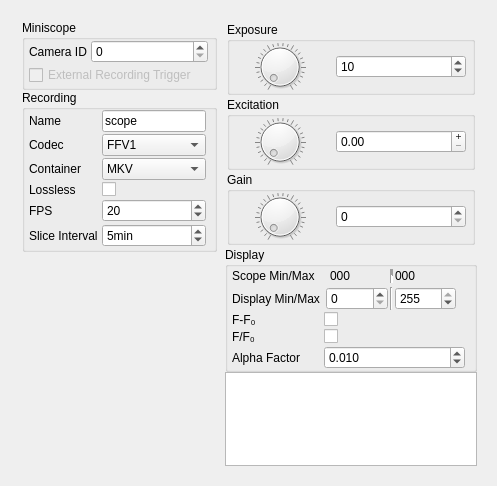
Before: the Qt Designer form src/modules/miniscope/miniscopesettingsdialog.ui in syntalos/syntalos, drawn with Qt 5.
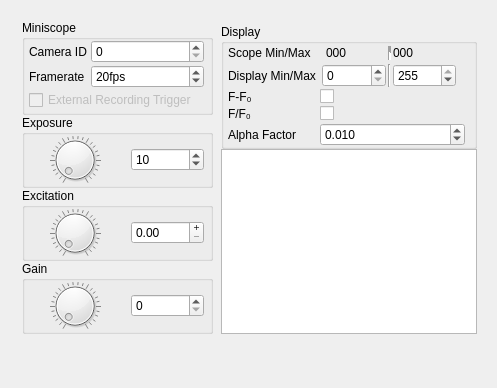
After: the same form once the commit is applied.

Diff of the .ui file:
```diff
--- a/src/modules/miniscope/miniscopesettingsdialog.ui
+++ b/src/modules/miniscope/miniscopesettingsdialog.ui
@@ -7,7 +7,7 @@
     <x>0</x>
     <y>0</y>
     <width>497</width>
-    <height>486</height>
+    <height>388</height>
    </rect>
   </property>
   <property name="windowTitle">
@@ -74,252 +74,38 @@
               <item row="0" column="1">
                <widget class="QSpinBox" name="sbCamId"/>
               </item>
-             </layout>
-            </item>
-            <item>
-             <widget class="QCheckBox" name="cbExtRecTrigger">
-              <property name="enabled">
-               <bool>false</bool>
-              </property>
-              <property name="text">
-               <string>External Recording Trigger</string>
-              </property>
-             </widget>
-            </item>
-           </layout>
-          </widget>
-         </item>
-         <item>
-          <widget class="QGroupBox" name="gbRecording">
-           <property name="title">
-            <string>Recording</string>
-           </property>
-           <layout class="QVBoxLayout" name="verticalLayout_3">
-            <property name="spacing">
-             <number>2</number>
-            </property>
-            <property name="leftMargin">
-             <number>4</number>
-            </property>
-            <property name="topMargin">
-             <number>0</number>
-            </property>
-            <property name="rightMargin">
-             <number>6</number>
-            </property>
-            <property name="bottomMargin">
-             <number>0</number>
-            </property>
-            <item>
-             <layout class="QFormLayout" name="formLayout_2">
-              <property name="horizontalSpacing">
-               <number>4</number>
-              </property>
-              <property name="verticalSpacing">
-               <number>2</number>
-              </property>
-              <property name="rightMargin">
-               <number>2</number>
-              </property>
-              <property name="bottomMargin">
-               <number>2</number>
-              </property>
               <item row="1" column="0">
-               <widget class="QLabel" name="codecLabel">
-                <property name="text">
-                 <string>Codec</string>
-                </property>
-               </widget>
-              </item>
-              <item row="1" column="1">
-               <widget class="QComboBox" name="codecComboBox">
-                <property name="toolTip">
-                 <string>Video codec (FFV1 is recommended for size and speed)</string>
-                </property>
-                <item>
-                 <property name="text">
-                  <string>FFV1</string>
-                 </property>
-                </item>
-                <item>
-                 <property name="text">
-                  <string>AV1</string>
-                 </property>
-                </item>
-                <item>
-                 <property name="text">
-                  <string>VP9</string>
-                 </property>
-                </item>
-                <item>
-                 <property name="text">
-                  <string>H.265</string>
-                 </property>
-                </item>
-                <item>
-                 <property name="text">
-                  <string>MPEG-4</string>
-                 </property>
-                </item>
-                <item>
-                 <property name="text">
-                  <string>None</string>
-                 </property>
-                </item>
-               </widget>
-              </item>
-              <item row="2" column="0">
-               <widget class="QLabel" name="containerLabel">
-                <property name="text">
-                 <string>Container</string>
-                </property>
-               </widget>
-              </item>
-              <item row="2" column="1">
-               <widget class="QComboBox" name="containerComboBox">
-                <property name="toolTip">
-                 <string>Video container format, MKV is recommended</string>
-                </property>
-                <item>
-                 <property name="text">
-                  <string>MKV</string>
-                 </property>
-                </item>
-                <item>
-                 <property name="text">
-                  <string>AVI</string>
-                 </property>
-                </item>
-               </widget>
-              </item>
-              <item row="3" column="0">
-               <widget class="QLabel" name="losslessLabel">
-                <property name="text">
-                 <string>Lossless</string>
-                </property>
-               </widget>
-              </item>
-              <item row="3" column="1">
-               <widget class="QCheckBox" name="losslessCheckBox">
-                <property name="toolTip">
-                 <string>Switch video codec to lossless compression mode, if it supports that</string>
-                </property>
-               </widget>
-              </item>
-              <item row="4" column="0">
                <widget class="QLabel" name="fpsLabel">
                 <property name="text">
-                 <string>FPS</string>
+                 <string>Framerate</string>
                 </property>
                </widget>
               </item>
-              <item row="4" column="1">
+              <item row="1" column="1">
                <widget class="QSpinBox" name="fpsSpinBox">
-                <property name="toolTip">
-                 <string>Frames per second</string>
-                </property>
-                <property name="maximum">
-                 <number>30</number>
-                </property>
-                <property name="value">
-                 <number>20</number>
-                </property>
-               </widget>
-              </item>
-              <item row="5" column="0">
-               <widget class="QLabel" name="sliceIntervalLabel">
-                <property name="text">
-                 <string>Slice Interval</string>
-                </property>
-               </widget>
-              </item>
-              <item row="5" column="1">
-               <widget class="QSpinBox" name="sliceIntervalSpinBox">
-                <property name="toolTip">
-                 <string>The interval in which a new video file should be started. Set to 0 to never create new files.</string>
-                </property>
                 <property name="suffix">
-                 <string>min</string>
-                </property>
-                <property name="maximum">
-                 <number>120</number>
+                 <string>fps</string>
                 </property>
                 <property name="value">
-                 <number>5</number>
+                 <number>20</number>
                 </property>
                </widget>
               </item>
-              <item row="0" column="0">
-               <widget class="QLabel" name="recNameLabel">
-                <property name="text">
-                 <string>Name</string>
-                </property>
-               </widget>
-              </item>
-              <item row="0" column="1">
-               <widget class="QLineEdit" name="recNameLineEdit">
-                <property name="text">
-                 <string>scope</string>
-                </property>
-               </widget>
-              </item>
              </layout>
             </item>
-           </layout>
-          </widget>
-         </item>
          <item>
-          <spacer name="verticalSpacer">
-           <property name="orientation">
-            <enum>Qt::Vertical</enum>
-           </property>
-           <property name="sizeHint" stdset="0">
-            <size>
-             <width>17</width>
-             <height>37</height>
-            </size>
-           </property>
-          </spacer>
+             <widget class="QCheckBox" name="cbExtRecTrigger">
+              <property name="enabled">
+               <bool>false</bool>
+              </property>
+              <property name="text">
+               <string>External Recording Trigger</string>
+              </property>
+             </widget>
          </item>
         </layout>
        </widget>
       </item>
-      <item>
-       <widget class="QWidget" name="widgetB" native="true">
-        <layout class="QVBoxLayout" name="verticalLayout_7">
-         <property name="spacing">
-          <number>0</number>
-         </property>
-         <property name="leftMargin">
-          <number>2</number>
-         </property>
-         <property name="topMargin">
-          <number>0</number>
-         </property>
-         <property name="rightMargin">
-          <number>0</number>
-         </property>
-         <property name="bottomMargin">
-          <number>0</number>
-         </property>
-         <item>
-          <widget class="QWidget" name="containerScopeControls" native="true">
-           <layout class="QVBoxLayout" name="verticalLayout">
-            <property name="spacing">
-             <number>2</number>
-            </property>
-            <property name="leftMargin">
-             <number>2</number>
-            </property>
-            <property name="topMargin">
-             <number>2</number>
-            </property>
-            <property name="rightMargin">
-             <number>2</number>
-            </property>
-            <property name="bottomMargin">
-             <number>2</number>
-            </property>
             <item>
              <widget class="QGroupBox" name="groupBox_2">
               <property name="title">
@@ -491,6 +277,58 @@
               </layout>
              </widget>
             </item>
+         <item>
+          <spacer name="verticalSpacer">
+           <property name="orientation">
+            <enum>Qt::Vertical</enum>
+           </property>
+           <property name="sizeHint" stdset="0">
+            <size>
+             <width>17</width>
+             <height>37</height>
+            </size>
+           </property>
+          </spacer>
+         </item>
+        </layout>
+       </widget>
+      </item>
+      <item>
+       <widget class="QWidget" name="widgetB" native="true">
+        <layout class="QVBoxLayout" name="verticalLayout_7">
+         <property name="spacing">
+          <number>0</number>
+         </property>
+         <property name="leftMargin">
+          <number>2</number>
+         </property>
+         <property name="topMargin">
+          <number>0</number>
+         </property>
+         <property name="rightMargin">
+          <number>0</number>
+         </property>
+         <property name="bottomMargin">
+          <number>0</number>
+         </property>
+         <item>
+          <widget class="QWidget" name="containerScopeControls" native="true">
+           <layout class="QVBoxLayout" name="verticalLayout">
+            <property name="spacing">
+             <number>2</number>
+            </property>
+            <property name="leftMargin">
+             <number>2</number>
+            </property>
+            <property name="topMargin">
+             <number>2</number>
+            </property>
+            <property name="rightMargin">
+             <number>2</number>
+            </property>
+            <property name="bottomMargin">
+             <number>2</number>
+            </property>
            </layout>
           </widget>
          </item>
```
Lines whose indentation alone changed are shown as unchanged.
